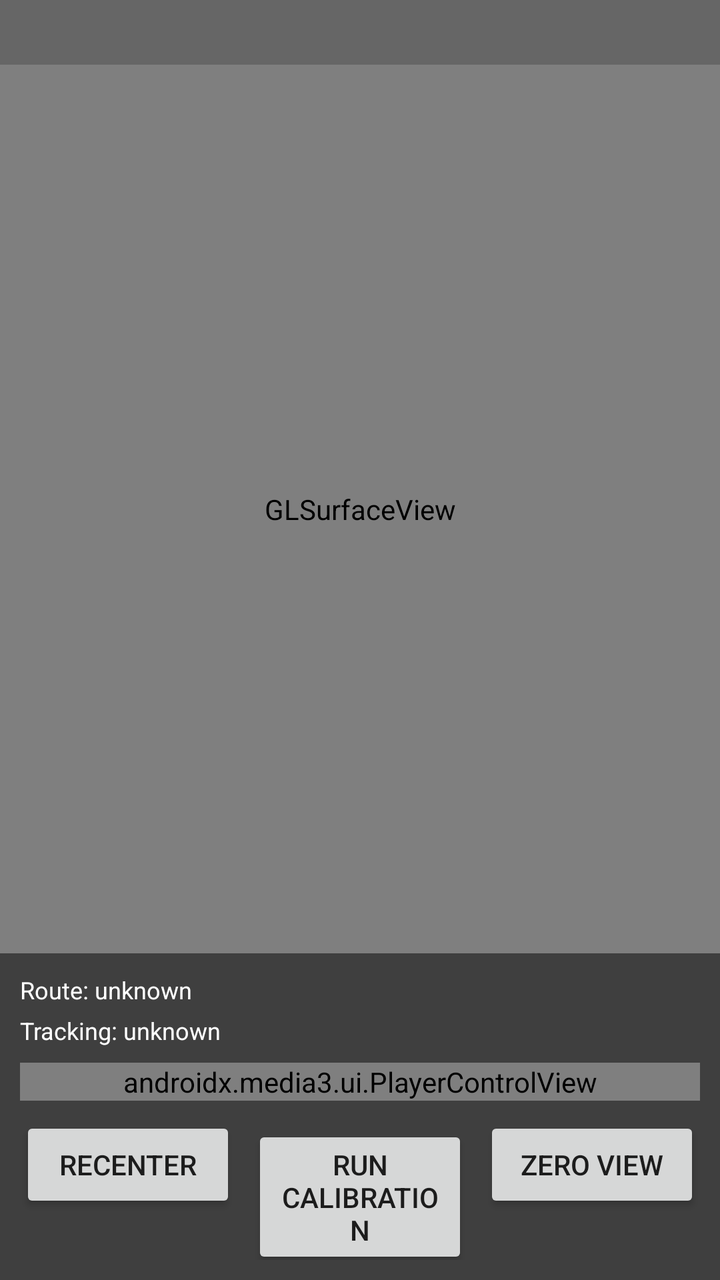
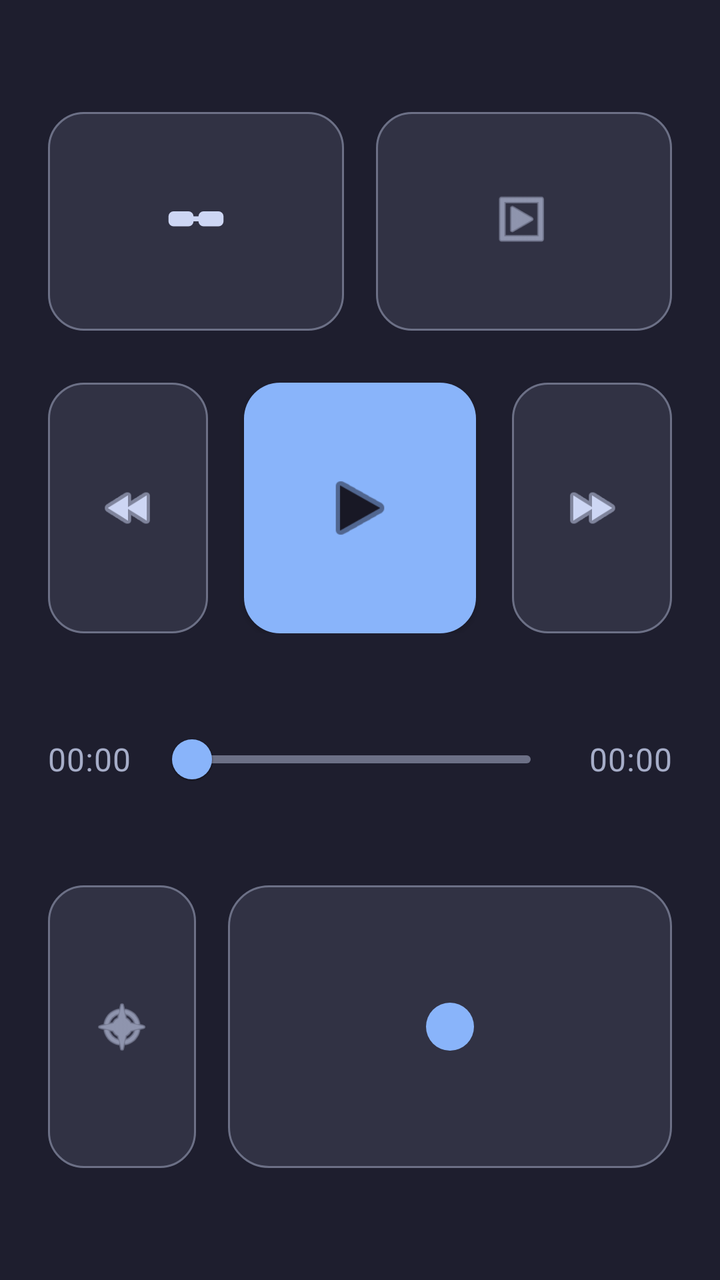

The first picture is an Android layout as it rendered before a commit; the second is the same layout after the commit. The layout source and the unified diff follow.
<!-- AndroidManifest.xml: application theme Theme.Vr2xr -->
<!-- res/layout/activity_player.xml -->
<?xml version="1.0" encoding="utf-8"?>
<FrameLayout xmlns:android="http://schemas.android.com/apk/res/android"
    xmlns:app="http://schemas.android.com/apk/res-auto"
    android:layout_width="match_parent"
    android:layout_height="match_parent">

    <LinearLayout
        android:layout_width="match_parent"
        android:layout_height="match_parent"
        android:orientation="vertical">

        <TextView
            android:id="@+id/sourceText"
            android:layout_width="match_parent"
            android:layout_height="wrap_content"
            android:background="@color/player_source_background"
            android:padding="8dp"
            android:textColor="@color/overlay_text_primary"
            android:textSize="12sp" />

        <android.opengl.GLSurfaceView
            android:id="@+id/videoSurface"
            android:layout_width="match_parent"
            android:layout_height="0dp"
            android:layout_weight="1" />

        <LinearLayout
            android:layout_width="match_parent"
            android:layout_height="wrap_content"
            android:orientation="vertical"
            android:background="@color/player_controls_background"
            android:padding="10dp">

            <TextView
                android:id="@+id/routeStatusText"
                android:layout_width="match_parent"
                android:layout_height="wrap_content"
                android:textColor="@color/overlay_text_primary"
                android:textSize="12sp"
                android:text="@string/route_status_placeholder" />

            <TextView
                android:id="@+id/trackingStatusText"
                android:layout_width="match_parent"
                android:layout_height="wrap_content"
                android:layout_marginTop="4dp"
                android:textColor="@color/overlay_text_primary"
                android:textSize="12sp"
                android:text="@string/tracking_status_placeholder" />

            <androidx.media3.ui.PlayerControlView
                android:id="@+id/transportControls"
                android:layout_width="match_parent"
                android:layout_height="wrap_content"
                android:layout_marginTop="8dp"
                app:repeat_toggle_modes="none"
                app:show_fastforward_button="true"
                app:show_next_button="false"
                app:show_previous_button="false"
                app:show_rewind_button="true"
                app:show_shuffle_button="false"
                app:show_timeout="0" />

            <LinearLayout
                android:layout_width="match_parent"
                android:layout_height="wrap_content"
                android:layout_marginTop="8dp"
                android:orientation="horizontal">

                <Button
                    android:id="@+id/recenterButton"
                    android:layout_width="0dp"
                    android:layout_height="wrap_content"
                    android:layout_weight="1"
                    android:text="@string/recenter" />

                <Button
                    android:id="@+id/calibrateButton"
                    android:layout_width="0dp"
                    android:layout_height="wrap_content"
                    android:layout_marginStart="8dp"
                    android:layout_weight="1"
                    android:text="@string/run_calibration" />

                <Button
                    android:id="@+id/zeroViewButton"
                    android:layout_width="0dp"
                    android:layout_height="wrap_content"
                    android:layout_marginStart="8dp"
                    android:layout_weight="1"
                    android:text="@string/zero_view" />
            </LinearLayout>
        </LinearLayout>
    </LinearLayout>

    <FrameLayout
        android:id="@+id/diagnosticsContainer"
        android:layout_width="match_parent"
        android:layout_height="match_parent" />

</FrameLayout>
<!-- resources referenced by this layout -->
<resources>
  <color name="overlay_text_primary">#FFFFFFFF</color>
  <color name="player_controls_background">#CC101010</color>
  <color name="player_source_background">#99000000</color>
  <string name="recenter">Recenter</string>
  <string name="route_status_placeholder">Route: unknown</string>
  <string name="run_calibration">Run Calibration</string>
  <string name="tracking_status_placeholder">Tracking: unknown</string>
  <string name="zero_view">Zero View</string>
  <!-- unchanged entries left out for length: 1 -->
</resources>

<!-- the commit's change to res/layout/activity_player.xml (unified diff, before → after) -->
@@ -4,92 +4,165 @@
     android:layout_width="match_parent"
     android:layout_height="match_parent">
 
+    <android.opengl.GLSurfaceView
+        android:id="@+id/videoSurface"
+        android:layout_width="match_parent"
+        android:layout_height="match_parent" />
+
     <LinearLayout
+        android:id="@+id/playerControlsPanel"
         android:layout_width="match_parent"
         android:layout_height="match_parent"
-        android:orientation="vertical">
-
-        <TextView
-            android:id="@+id/sourceText"
-            android:layout_width="match_parent"
-            android:layout_height="wrap_content"
-            android:background="@color/player_source_background"
-            android:padding="8dp"
-            android:textColor="@color/overlay_text_primary"
-            android:textSize="12sp" />
-
-        <android.opengl.GLSurfaceView
-            android:id="@+id/videoSurface"
-            android:layout_width="match_parent"
-            android:layout_height="0dp"
-            android:layout_weight="1" />
+        android:background="@color/launcher_background"
+        android:orientation="vertical"
+        android:paddingStart="@dimen/player_controls_panel_horizontal_padding"
+        android:paddingTop="@dimen/player_controls_panel_top_safe_padding"
+        android:paddingEnd="@dimen/player_controls_panel_horizontal_padding"
+        android:paddingBottom="@dimen/player_controls_panel_bottom_safe_padding">
 
         <LinearLayout
             android:layout_width="match_parent"
-            android:layout_height="wrap_content"
-            android:orientation="vertical"
-            android:background="@color/player_controls_background"
-            android:padding="10dp">
+            android:layout_height="0dp"
+            android:layout_weight="1.05"
+            android:gravity="center_vertical"
+            android:orientation="horizontal">
+
+            <com.google.android.material.button.MaterialButton
+                android:id="@+id/glassesSettingsButton"
+                style="@style/Widget.Vr2xr.Player.IconOnlyButton"
+                android:layout_width="0dp"
+                android:layout_height="match_parent"
+                android:layout_weight="1"
+                android:contentDescription="@string/glasses_settings_content_description"
+                app:icon="@drawable/ic_player_glasses" />
+
+            <com.google.android.material.button.MaterialButton
+                android:id="@+id/projectionSettingsButton"
+                style="@style/Widget.Vr2xr.Player.IconOnlyButton"
+                android:layout_width="0dp"
+                android:layout_height="match_parent"
+                android:layout_marginStart="@dimen/player_controls_row_spacing"
+                android:layout_weight="1"
+                android:contentDescription="@string/projection_settings_content_description"
+                app:icon="@android:drawable/ic_menu_slideshow" />
+        </LinearLayout>
+
+        <LinearLayout
+            android:layout_width="match_parent"
+            android:layout_height="0dp"
+            android:layout_weight="1.2"
+            android:layout_marginTop="@dimen/player_controls_primary_row_spacing"
+            android:gravity="center"
+            android:orientation="horizontal">
+
+            <com.google.android.material.button.MaterialButton
+                android:id="@+id/seekBackButton"
+                style="@style/Widget.Vr2xr.Player.TransportIconButton"
+                android:layout_width="0dp"
+                android:layout_height="match_parent"
+                android:layout_marginEnd="@dimen/player_controls_transport_spacing"
+                android:layout_weight="1"
+                android:contentDescription="@string/player_seek_back_content_description"
+                app:icon="@android:drawable/ic_media_rew" />
+
+            <com.google.android.material.button.MaterialButton
+                android:id="@+id/playPauseButton"
+                style="@style/Widget.Vr2xr.Player.PlayPauseButton"
+                android:layout_width="0dp"
+                android:layout_height="match_parent"
+                android:layout_weight="1.45"
+                android:contentDescription="@string/player_play_content_description"
+                android:gravity="center"
+                app:icon="@android:drawable/ic_media_play" />
+
+            <com.google.android.material.button.MaterialButton
+                android:id="@+id/seekForwardButton"
+                style="@style/Widget.Vr2xr.Player.TransportIconButton"
+                android:layout_width="0dp"
+                android:layout_height="match_parent"
+                android:layout_marginStart="@dimen/player_controls_transport_spacing"
+                android:layout_weight="1"
+                android:contentDescription="@string/player_seek_forward_content_description"
+                app:icon="@android:drawable/ic_media_ff" />
+        </LinearLayout>
+
+        <LinearLayout
+            android:layout_width="match_parent"
+            android:layout_height="0dp"
+            android:layout_weight="0.9"
+            android:layout_marginTop="@dimen/player_controls_row_spacing"
+            android:gravity="center_vertical"
+            android:orientation="horizontal">
 
             <TextView
-                android:id="@+id/routeStatusText"
-                android:layout_width="match_parent"
+                android:id="@+id/currentTimeText"
+                style="@style/TextAppearance.Vr2xr.Player.TimeLabel"
+                android:layout_width="0dp"
                 android:layout_height="wrap_content"
-                android:textColor="@color/overlay_text_primary"
-                android:textSize="12sp"
-                android:text="@string/route_status_placeholder" />
+                android:layout_weight="1"
+                android:text="@string/player_default_time"
+                android:textAlignment="viewStart" />
+
+            <com.google.android.material.slider.Slider
+                android:id="@+id/timelineSlider"
+                android:layout_width="0dp"
+                android:layout_height="wrap_content"
+                android:layout_marginStart="@dimen/player_timeline_time_spacing"
+                android:layout_marginEnd="@dimen/player_timeline_time_spacing"
+                android:layout_weight="4.5"
+                android:contentDescription="@string/player_timeline_content_description"
+                android:value="0"
+                android:valueFrom="0"
+                android:valueTo="1"
+                app:haloColor="@color/player_controls_timeline_halo"
+                app:labelBehavior="gone"
+                app:thumbColor="@color/player_controls_timeline_active"
+                app:trackColorActive="@color/player_controls_timeline_active"
+                app:trackColorInactive="@color/player_controls_timeline_inactive" />
 
             <TextView
-                android:id="@+id/trackingStatusText"
-                android:layout_width="match_parent"
+                android:id="@+id/durationTimeText"
+                style="@style/TextAppearance.Vr2xr.Player.TimeLabel"
+                android:layout_width="0dp"
                 android:layout_height="wrap_content"
-                android:layout_marginTop="4dp"
-                android:textColor="@color/overlay_text_primary"
-                android:textSize="12sp"
-                android:text="@string/tracking_status_placeholder" />
+                android:layout_weight="1"
+                android:text="@string/player_default_time"
+                android:textAlignment="viewEnd" />
+        </LinearLayout>
 
-            <androidx.media3.ui.PlayerControlView
-                android:id="@+id/transportControls"
-                android:layout_width="match_parent"
-                android:layout_height="wrap_content"
-                android:layout_marginTop="8dp"
-                app:repeat_toggle_modes="none"
-                app:show_fastforward_button="true"
-                app:show_next_button="false"
-                app:show_previous_button="false"
-                app:show_rewind_button="true"
-                app:show_shuffle_button="false"
-                app:show_timeout="0" />
+        <LinearLayout
+            android:layout_width="match_parent"
+            android:layout_height="0dp"
+            android:layout_weight="1.35"
+            android:layout_marginTop="@dimen/player_controls_row_spacing"
+            android:gravity="center_vertical"
+            android:orientation="horizontal">
 
-            <LinearLayout
-                android:layout_width="match_parent"
-                android:layout_height="wrap_content"
-                android:layout_marginTop="8dp"
-                android:orientation="horizontal">
+            <com.google.android.material.button.MaterialButton
+                android:id="@+id/recenterButton"
+                style="@style/Widget.Vr2xr.Player.IconOnlyButton"
+                android:layout_width="0dp"
+                android:layout_height="match_parent"
+                android:layout_weight="1"
+                android:contentDescription="@string/recenter_content_description"
+                app:icon="@android:drawable/ic_menu_compass" />
 
-                <Button
-                    android:id="@+id/recenterButton"
-                    android:layout_width="0dp"
-                    android:layout_height="wrap_content"
-                    android:layout_weight="1"
-                    android:text="@string/recenter" />
+            <FrameLayout
+                android:id="@+id/touchpadArea"
+                android:layout_width="0dp"
+                android:layout_height="match_parent"
+                android:layout_marginStart="@dimen/player_controls_row_spacing"
+                android:layout_weight="3"
+                android:background="@drawable/bg_player_touchpad"
+                android:contentDescription="@string/player_touchpad_content_description">
 
-                <Button
-                    android:id="@+id/calibrateButton"
-                    android:layout_width="0dp"
-                    android:layout_height="wrap_content"
-                    android:layout_marginStart="8dp"
-                    android:layout_weight="1"
-                    android:text="@string/run_calibration" />
-
-                <Button
-                    android:id="@+id/zeroViewButton"
-                    android:layout_width="0dp"
-                    android:layout_height="wrap_content"
-                    android:layout_marginStart="8dp"
-                    android:layout_weight="1"
-                    android:text="@string/zero_view" />
-            </LinearLayout>
+                <View
+                    android:id="@+id/touchpadIndicator"
+                    android:layout_width="@dimen/player_touchpad_indicator_size"
+                    android:layout_height="@dimen/player_touchpad_indicator_size"
+                    android:layout_gravity="center"
+                    android:background="@drawable/bg_player_touchpad_indicator" />
+            </FrameLayout>
         </LinearLayout>
     </LinearLayout>
 
<!-- resource entries referenced after the edit -->
@@ -1,13 +1,130 @@
 <!-- resources referenced by this layout -->
 <resources>
-  <color name="overlay_text_primary">#FFFFFFFF</color>
-  <color name="player_controls_background">#CC101010</color>
-  <color name="player_source_background">#99000000</color>
-  <string name="recenter">Recenter</string>
-  <string name="route_status_placeholder">Route: unknown</string>
-  <string name="run_calibration">Run Calibration</string>
-  <string name="tracking_status_placeholder">Tracking: unknown</string>
-  <string name="zero_view">Zero View</string>
+  <color name="launcher_background">@color/catppuccin_mocha_base</color>
+  <color name="player_controls_timeline_active">@color/catppuccin_mocha_blue</color>
+  <color name="player_controls_timeline_halo">#3389B4FA</color>
+  <color name="player_controls_timeline_inactive">@color/catppuccin_mocha_overlay0</color>
+  <dimen name="player_controls_panel_bottom_safe_padding">56dp</dimen>
+  <dimen name="player_controls_panel_horizontal_padding">24dp</dimen>
+  <dimen name="player_controls_panel_top_safe_padding">56dp</dimen>
+  <dimen name="player_controls_primary_row_spacing">26dp</dimen>
+  <dimen name="player_controls_row_spacing">16dp</dimen>
+  <dimen name="player_controls_transport_spacing">18dp</dimen>
+  <dimen name="player_timeline_time_spacing">12dp</dimen>
+  <dimen name="player_touchpad_indicator_size">24dp</dimen>
+  <!-- drawable bg_player_touchpad (drawable) -->
+  <?xml version="1.0" encoding="utf-8"?>
+  <shape xmlns:android="http://schemas.android.com/apk/res/android"
+      android:shape="rectangle">
+      <solid android:color="@color/player_touchpad_background" />
+      <stroke
+          android:width="@dimen/player_touchpad_stroke_width"
+          android:color="@color/player_touchpad_outline" />
+      <corners android:radius="@dimen/player_touchpad_corner_radius" />
+  </shape>
+  <!-- drawable bg_player_touchpad_indicator (drawable) -->
+  <?xml version="1.0" encoding="utf-8"?>
+  <shape xmlns:android="http://schemas.android.com/apk/res/android"
+      android:shape="oval">
+      <size
+          android:width="@dimen/player_touchpad_indicator_size"
+          android:height="@dimen/player_touchpad_indicator_size" />
+      <solid android:color="@color/player_touchpad_indicator" />
+  </shape>
+  <!-- drawable ic_player_glasses (drawable) -->
+  <?xml version="1.0" encoding="utf-8"?>
+  <vector xmlns:android="http://schemas.android.com/apk/res/android"
+      android:width="24dp"
+      android:height="24dp"
+      android:viewportWidth="24"
+      android:viewportHeight="24">
+  
+      <path
+          android:fillColor="@color/player_controls_button_icon"
+          android:pathData="M3,8h6a2,2 0 0 1 2,2v2a2,2 0 0 1 -2,2H3a2,2 0 0 1 -2,-2v-2a2,2 0 0 1 2,-2z" />
+  
+      <path
+          android:fillColor="@color/player_controls_button_icon"
+          android:pathData="M15,8h6a2,2 0 0 1 2,2v2a2,2 0 0 1 -2,2h-6a2,2 0 0 1 -2,-2v-2a2,2 0 0 1 2,-2z" />
+  
+      <path
+          android:fillColor="@color/player_controls_button_icon"
+          android:pathData="M9,10h6v2H9z" />
+  </vector>
+  <string name="glasses_settings_content_description">Open glasses settings</string>
+  <string name="player_default_time">00:00</string>
+  <string name="player_play_content_description">Play</string>
+  <string name="player_seek_back_content_description">Seek backward 15 seconds</string>
+  <string name="player_seek_forward_content_description">Seek forward 15 seconds</string>
+  <string name="player_timeline_content_description">Playback timeline</string>
+  <string name="player_touchpad_content_description">Manual touch tracking area</string>
+  <string name="projection_settings_content_description">Open projection settings</string>
+  <string name="recenter_content_description">Recenter view</string>
+  <style name="TextAppearance.Vr2xr.Player.TimeLabel" parent="TextAppearance.MaterialComponents.Body2">
+          <item name="android:fontFamily">sans-serif-medium</item>
+          <item name="android:textColor">@color/player_controls_text_secondary</item>
+          <item name="android:textSize">@dimen/player_controls_time_text_size</item>
+      </style>
+  <style name="Widget.Vr2xr.Player.IconOnlyButton" parent="Widget.Vr2xr.Player.SettingsButton">
+          <item name="android:minWidth">0dp</item>
+          <item name="android:minHeight">0dp</item>
+          <item name="iconPadding">0dp</item>
+          <item name="iconSize">@dimen/player_controls_icon_size</item>
+          <item name="iconGravity">textTop</item>
+      </style>
+  <style name="Widget.Vr2xr.Player.PlayPauseButton" parent="Widget.MaterialComponents.Button">
+          <item name="android:fontFamily">sans-serif-medium</item>
+          <item name="android:minHeight">0dp</item>
+          <item name="android:minWidth">0dp</item>
+          <item name="android:textAllCaps">false</item>
+          <item name="android:insetTop">0dp</item>
+          <item name="android:insetBottom">0dp</item>
+          <item name="backgroundTint">@color/player_controls_play_button</item>
+          <item name="cornerRadius">@dimen/player_controls_button_corner_radius</item>
+          <item name="iconGravity">textTop</item>
+          <item name="iconPadding">0dp</item>
+          <item name="iconSize">@dimen/player_play_pause_icon_size</item>
+          <item name="iconTint">@color/player_controls_play_button_icon</item>
+      </style>
+  <style name="Widget.Vr2xr.Player.TransportIconButton" parent="Widget.Vr2xr.Player.IconOnlyButton" />
+  <color name="catppuccin_mocha_base">#1E1E2E</color>
+  <color name="catppuccin_mocha_blue">#89B4FA</color>
+  <color name="catppuccin_mocha_overlay0">#6C7086</color>
+  <color name="player_touchpad_background">@color/catppuccin_mocha_surface0</color>
+  <dimen name="player_touchpad_stroke_width">1dp</dimen>
+  <color name="player_touchpad_outline">@color/catppuccin_mocha_overlay0</color>
+  <dimen name="player_touchpad_corner_radius">20dp</dimen>
+  <color name="player_touchpad_indicator">@color/catppuccin_mocha_blue</color>
+  <color name="player_controls_button_icon">@color/catppuccin_mocha_text</color>
+  <color name="player_controls_text_secondary">@color/catppuccin_mocha_subtext0</color>
+  <dimen name="player_controls_time_text_size">16sp</dimen>
+  <style name="Widget.Vr2xr.Player.SettingsButton" parent="Widget.MaterialComponents.Button.OutlinedButton">
+          <item name="android:fontFamily">sans-serif-medium</item>
+          <item name="android:minHeight">@dimen/player_controls_button_min_height</item>
+          <item name="android:textAllCaps">false</item>
+          <item name="android:textColor">@color/player_controls_text_primary</item>
+          <item name="android:insetTop">0dp</item>
+          <item name="android:insetBottom">0dp</item>
+          <item name="backgroundTint">@color/player_controls_button_surface</item>
+          <item name="cornerRadius">@dimen/player_controls_button_corner_radius</item>
+          <item name="iconTint">@color/player_controls_button_icon</item>
+          <item name="iconPadding">8dp</item>
+          <item name="strokeColor">@color/player_controls_button_outline</item>
+          <item name="strokeWidth">1dp</item>
+      </style>
+  <dimen name="player_controls_icon_size">30dp</dimen>
+  <color name="player_controls_play_button">@color/catppuccin_mocha_blue</color>
+  <dimen name="player_controls_button_corner_radius">18dp</dimen>
+  <dimen name="player_play_pause_icon_size">40dp</dimen>
+  <color name="player_controls_play_button_icon">@color/catppuccin_mocha_mantle</color>
+  <color name="catppuccin_mocha_surface0">#313244</color>
+  <color name="catppuccin_mocha_text">#CDD6F4</color>
+  <color name="catppuccin_mocha_subtext0">#A6ADC8</color>
+  <dimen name="player_controls_button_min_height">68dp</dimen>
+  <color name="player_controls_text_primary">@color/catppuccin_mocha_text</color>
+  <color name="player_controls_button_surface">@color/catppuccin_mocha_surface0</color>
+  <color name="player_controls_button_outline">@color/catppuccin_mocha_overlay0</color>
+  <color name="catppuccin_mocha_mantle">#181825</color>
   <!-- unchanged entries left out for length: 1 -->
 </resources>
 
